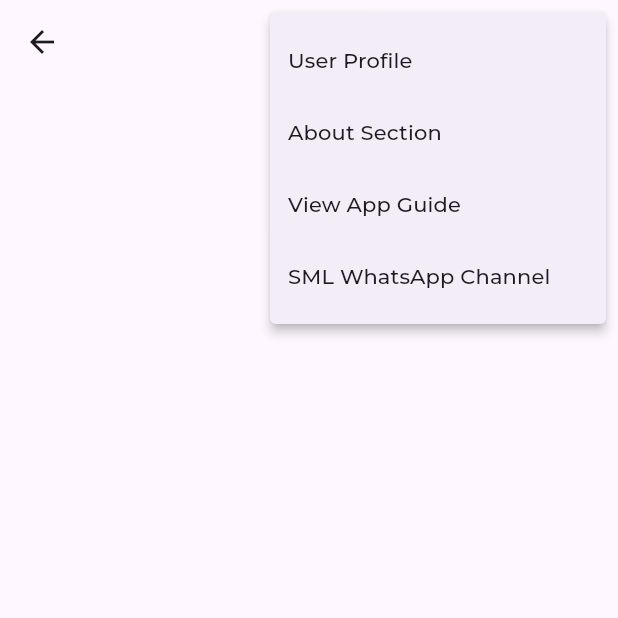
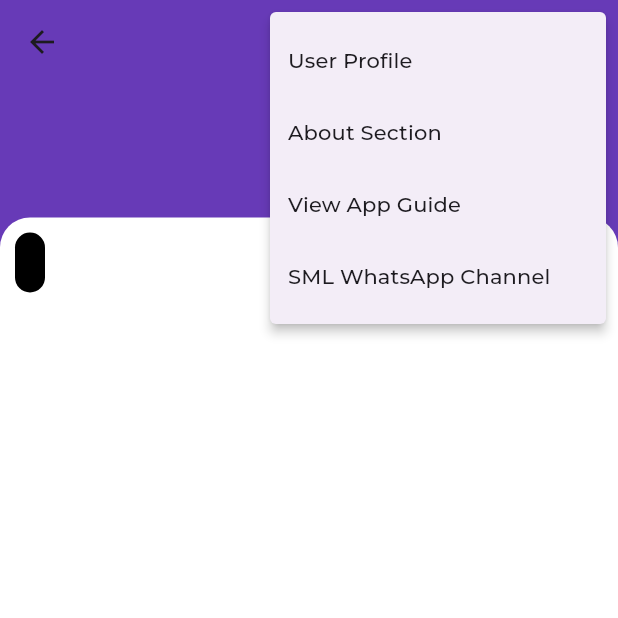
Before and after one commit to evelyn-mccarty/SML-Guide, a Flutter app: the JsonArticleContainer screen opened directly with empty values, after a tap on the "settings" icon, on a phone screen of 412 x 824 dp, the top half of it. Run offline on Flutter 3.47's test engine with Material 3 defaults, Android fonts, the light colour scheme and no system bars; our stand-ins replace shared_preferences; missing offline and left inert: pdfx; accounts and stored records are empty; generated files the repository leaves out were written again; network calls fail.

Commit message:
Made the article view a little prettier and added the sml logo for future use

```diff
--- a/guide/lib/json_article.dart
+++ b/guide/lib/json_article.dart
@@ -1,4 +1,34 @@
 import 'package:flutter/material.dart';
+
+class Tag extends StatelessWidget {
+  const Tag({Key? key, required this.children, required this.color})
+      : super(key: key);
+  final List<Widget> children;
+  final Color color;
+
+  @override
+  Widget build(BuildContext context) {
+    return Container(
+      padding: const EdgeInsets.all(10.0),
+      decoration: BoxDecoration(
+        color: color,
+        borderRadius: BorderRadius.circular(20.0),
+      ),
+      child: Row(mainAxisSize: MainAxisSize.min, children: children),
+    );
+  }
+}
+
+List<Widget> tagGenerator(List<dynamic> tags) {
+  List<Widget> ret = [];
+  tags.forEach((element) {
+    ret.add(Tag(color: Colors.grey, children: [Text(element)]));
+    ret.add(SizedBox(
+      width: 5,
+    ));
+  });
+  return ret;
+}
 
 class JsonArticle {
   final String title;
@@ -45,36 +75,72 @@
   @override
   Widget build(BuildContext context) {
     return Scaffold(
+      backgroundColor: Colors.deepPurple,
       appBar: _topBar(),
-      body: _buildUI(),
-    );
-  }
-
-  Widget _buildUI() {
-    return Column(
-      children: [
-        _articleView(),
-        Text(widget.article.author),
-        Text(widget.article.tags.join(','))
-      ],
+      body: _articleView(),
     );
   }
 
   //TODO: MAKE PRETTY
   Widget _articleView() {
-    return Expanded(
-      child: Padding(
-        padding: const EdgeInsets.all(16.0),
-        child: Text(
-          widget.article.body.join('\n'),
-        ),
-      ),
+    return ListView(
+      children: [
+        Column(crossAxisAlignment: CrossAxisAlignment.start, children: [
+          SizedBox(
+            height: 50.0,
+          ),
+          Row(children: tagGenerator(widget.article.tags)),
+          SizedBox(
+            height: 5,
+          ),
+          Text(
+            widget.article.title,
+            style: TextStyle(
+              color: Colors.white,
+              fontFamily: 'Montserrat',
+              fontWeight: FontWeight.bold,
+              fontSize: 20,
+            ),
+          ),
+          SizedBox(
+            height: 5,
+          ),
+          Container(
+            padding: const EdgeInsets.all(10),
+            decoration: BoxDecoration(
+                color: Colors.white,
+                borderRadius: BorderRadius.only(
+                    topLeft: Radius.circular(20),
+                    topRight: Radius.circular(20))),
+            constraints: BoxConstraints(minHeight: 700),
+            child: Column(children: [
+              Row(
+                children: [
+                  Tag(color: Colors.black, children: [
+                    Text(
+                      widget.article.author,
+                      style: TextStyle(color: Colors.white),
+                    )
+                  ]),
+                ],
+              ),
+              SizedBox(
+                height: 10,
+              ),
+              Text(
+                widget.article.body.join('\n'),
+                style: Theme.of(context).textTheme.bodyMedium,
+              ),
+            ]),
+          ),
+        ]),
+      ],
     );
   }
 
   PreferredSizeWidget? _topBar() {
     return AppBar(
-      title: Text(widget.article.title),
+      backgroundColor: Colors.deepPurple,
       actions: [
         Builder(
           builder: (innerContext) => PopupMenuButton<String>(
--- a/guide/lib/main.dart
+++ b/guide/lib/main.dart
@@ -281,7 +281,7 @@
           isSpanish ? "Página de vivienda" : "Housing Page"),
       body: Center(
         child: Column(
-          mainAxisAlignment: MainAxisAlignment.center,
+          mainAxisAlignment: MainAxisAlignment.start,
           children: [
             FutureBuilder(
                 future: articles,
@@ -340,7 +340,7 @@
           isSpanish ? "Página de Educatión" : "Education Page"),
       body: Center(
         child: Column(
-          mainAxisAlignment: MainAxisAlignment.center,
+          mainAxisAlignment: MainAxisAlignment.start,
           children: [
             FutureBuilder(
                 future: articles,
@@ -397,7 +397,7 @@
           isSpanish ? "Página de Inmigración" : "Immigration Page"),
       body: Center(
         child: Column(
-          mainAxisAlignment: MainAxisAlignment.center,
+          mainAxisAlignment: MainAxisAlignment.start,
           children: [
             FutureBuilder(
                 future: articles,
@@ -454,7 +454,7 @@
           isSpanish ? "Página de Salud" : "Healthcare Page"),
       body: Center(
         child: Column(
-          mainAxisAlignment: MainAxisAlignment.center,
+          mainAxisAlignment: MainAxisAlignment.start,
           children: [
             FutureBuilder(
                 future: articles,
```
Also changed, not shown: guide/assets/images/SML.png (added).
